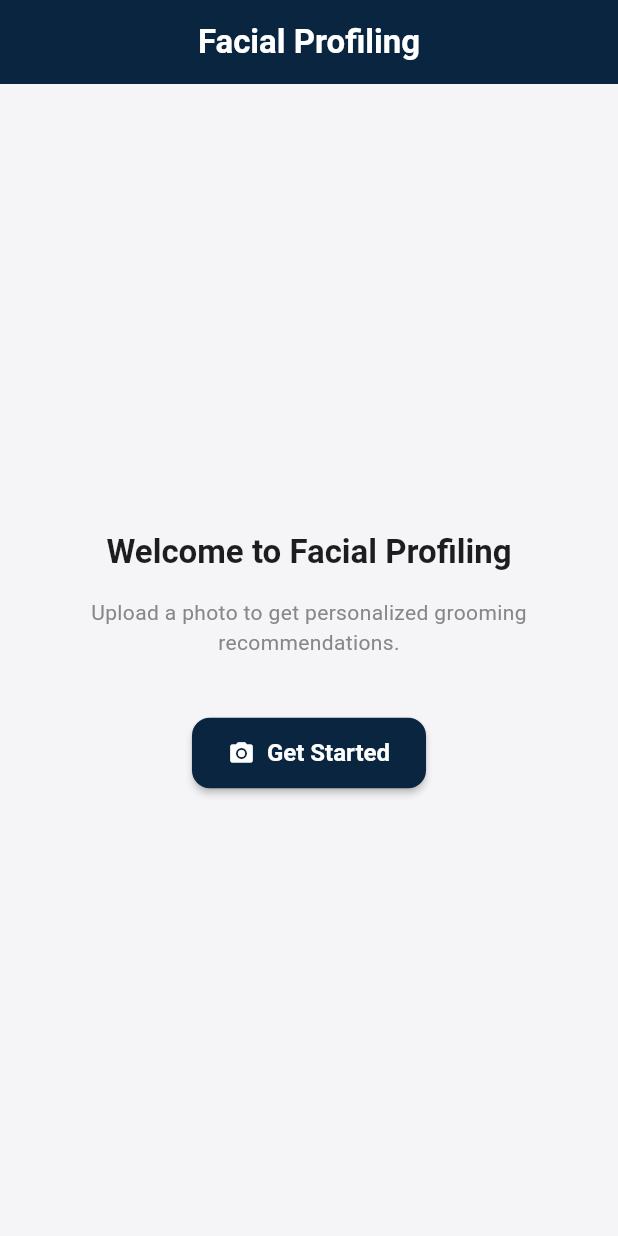
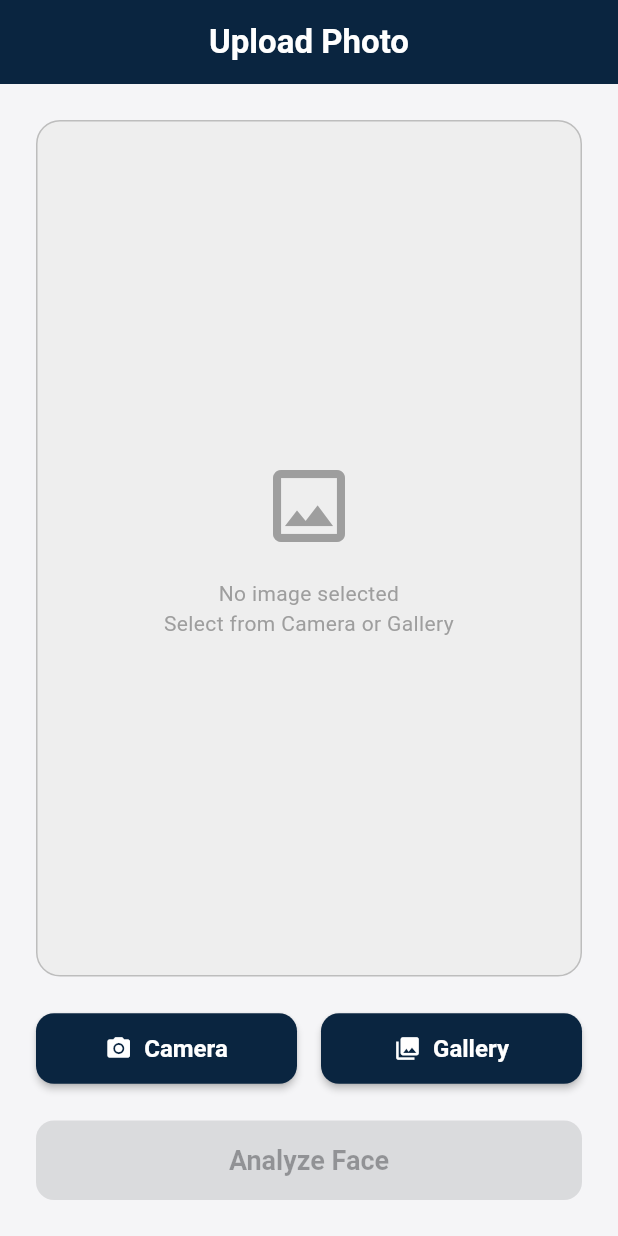
Before and after one commit to Eshararanaveera/grooming_app_fro, a Flutter app: the screen it shows after launch, on a phone screen of 412 x 824 dp. Run offline on Flutter 3.47's test engine with Material 3 defaults, Android fonts, the phone set to English and light mode, and no system bars; our stand-ins replace image_picker.

Commit message:
uplorde screen

```diff
--- a/lib/main.dart
+++ b/lib/main.dart
@@ -1,5 +1,6 @@
 import 'package:flutter/material.dart';
 import 'utils/app_theme.dart';
+import 'screens/photo_upload_screen.dart';
 
 void main() {
   runApp(const FacialProfilingApp());
@@ -13,50 +14,8 @@ class FacialProfilingApp extends StatelessWidget {
     return MaterialApp(
       title: 'Facial Profiling',
       theme: AppTheme.lightTheme,
-      home: const HomeScreen(),
+      home: const PhotoUploadScreen(),
       debugShowCheckedModeBanner: false,
     );
   }
 }
-
-class HomeScreen extends StatelessWidget {
-  const HomeScreen({super.key});
-
-  @override
-  Widget build(BuildContext context) {
-    return Scaffold(
-      appBar: AppBar(
-        title: const Text('Facial Profiling'),
-      ),
-      body: Center(
-        child: Padding(
-          padding: const EdgeInsets.all(24.0),
-          child: Column(
-            mainAxisAlignment: MainAxisAlignment.center,
-            children: [
-              Text(
-                'Welcome to Facial Profiling',
-                style: Theme.of(context).textTheme.titleLarge,
-                textAlign: TextAlign.center,
-              ),
-              const SizedBox(height: 16),
-              Text(
-                'Upload a photo to get personalized grooming recommendations.',
-                style: Theme.of(context).textTheme.bodyMedium,
-                textAlign: TextAlign.center,
-              ),
-              const SizedBox(height: 40),
-              ElevatedButton.icon(
-                onPressed: () {
-                  // placeholder for image picker logic
-                },
-                icon: const Icon(Icons.camera_alt),
-                label: const Text('Get Started'),
-              ),
-            ],
-          ),
-        ),
-      ),
-    );
-  }
-}
--- a/lib/screens/analysis_loading_screen.dart
+++ b/lib/screens/analysis_loading_screen.dart
@@ -0,0 +1,27 @@
+import 'dart:io';
+import 'package:flutter/material.dart';
+
+class AnalysisLoadingScreen extends StatelessWidget {
+  final File imageFile;
+
+  const AnalysisLoadingScreen({super.key, required this.imageFile});
+
+  @override
+  Widget build(BuildContext context) {
+    return Scaffold(
+      appBar: AppBar(
+        title: const Text('Analyzing...'),
+      ),
+      body: const Center(
+        child: Column(
+          mainAxisAlignment: MainAxisAlignment.center,
+          children: [
+            CircularProgressIndicator(),
+            SizedBox(height: 24),
+            Text('Uploading and analyzing your photo...'),
+          ],
+        ),
+      ),
+    );
+  }
+}
--- a/lib/screens/photo_upload_screen.dart
+++ b/lib/screens/photo_upload_screen.dart
@@ -0,0 +1,117 @@
+import 'dart:io';
+import 'package:flutter/material.dart';
+import '../services/image_picker_service.dart';
+import 'analysis_loading_screen.dart';
+
+class PhotoUploadScreen extends StatefulWidget {
+  const PhotoUploadScreen({super.key});
+
+  @override
+  State<PhotoUploadScreen> createState() => _PhotoUploadScreenState();
+}
+
+class _PhotoUploadScreenState extends State<PhotoUploadScreen> {
+  final ImagePickerService _imagePickerService = ImagePickerService();
+  File? _selectedImage;
+
+  Future<void> _pickImage(bool fromCamera) async {
+    File? image;
+    if (fromCamera) {
+      image = await _imagePickerService.pickImageFromCamera();
+    } else {
+      image = await _imagePickerService.pickImageFromGallery();
+    }
+
+    if (image != null) {
+      setState(() {
+        _selectedImage = image;
+      });
+    }
+  }
+
+  void _analyzeFace() {
+    if (_selectedImage != null) {
+      Navigator.push(
+        context,
+        MaterialPageRoute(
+          builder: (context) => AnalysisLoadingScreen(imageFile: _selectedImage!),
+        ),
+      );
+    }
+  }
+
+  @override
+  Widget build(BuildContext context) {
+    return Scaffold(
+      appBar: AppBar(
+        title: const Text('Upload Photo'),
+      ),
+      body: Padding(
+        padding: const EdgeInsets.all(24.0),
+        child: Column(
+          crossAxisAlignment: CrossAxisAlignment.stretch,
+          children: [
+            Expanded(
+              child: Container(
+                decoration: BoxDecoration(
+                  color: Colors.grey[200],
+                  borderRadius: BorderRadius.circular(16),
+                  border: Border.all(color: Colors.grey[400]!),
+                ),
+                child: _selectedImage != null
+                    ? ClipRRect(
+                        borderRadius: BorderRadius.circular(16),
+                        child: Image.file(
+                          _selectedImage!,
+                          fit: BoxFit.cover,
+                        ),
+                      )
+                    : const Column(
+                        mainAxisAlignment: MainAxisAlignment.center,
+                        children: [
+                          Icon(Icons.image_outlined, size: 64, color: Colors.grey),
+                          SizedBox(height: 16),
+                          Text(
+                            'No image selected\nSelect from Camera or Gallery',
+                            textAlign: TextAlign.center,
+                            style: TextStyle(color: Colors.grey),
+                          ),
+                        ],
+                      ),
+              ),
+            ),
+            const SizedBox(height: 24),
+            Row(
+              mainAxisAlignment: MainAxisAlignment.spaceEvenly,
+              children: [
+                Expanded(
+                  child: ElevatedButton.icon(
+                    onPressed: () => _pickImage(true),
+                    icon: const Icon(Icons.camera_alt),
+                    label: const Text('Camera'),
+                  ),
+                ),
+                const SizedBox(width: 16),
+                Expanded(
+                  child: ElevatedButton.icon(
+                    onPressed: () => _pickImage(false),
+                    icon: const Icon(Icons.photo_library),
+                    label: const Text('Gallery'),
+                  ),
+                ),
+              ],
+            ),
+            const SizedBox(height: 24),
+            ElevatedButton(
+              onPressed: _selectedImage == null ? null : _analyzeFace,
+              style: ElevatedButton.styleFrom(
+                padding: const EdgeInsets.symmetric(vertical: 16),
+              ),
+              child: const Text('Analyze Face', style: TextStyle(fontSize: 18)),
+            ),
+          ],
+        ),
+      ),
+    );
+  }
+}
```
